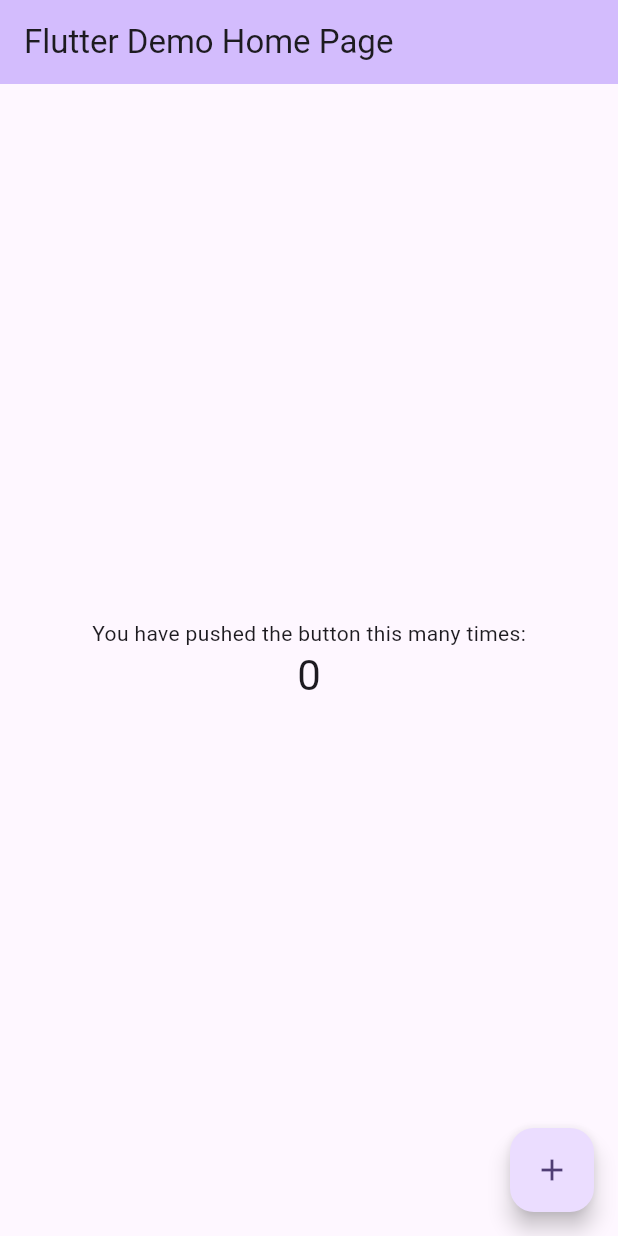
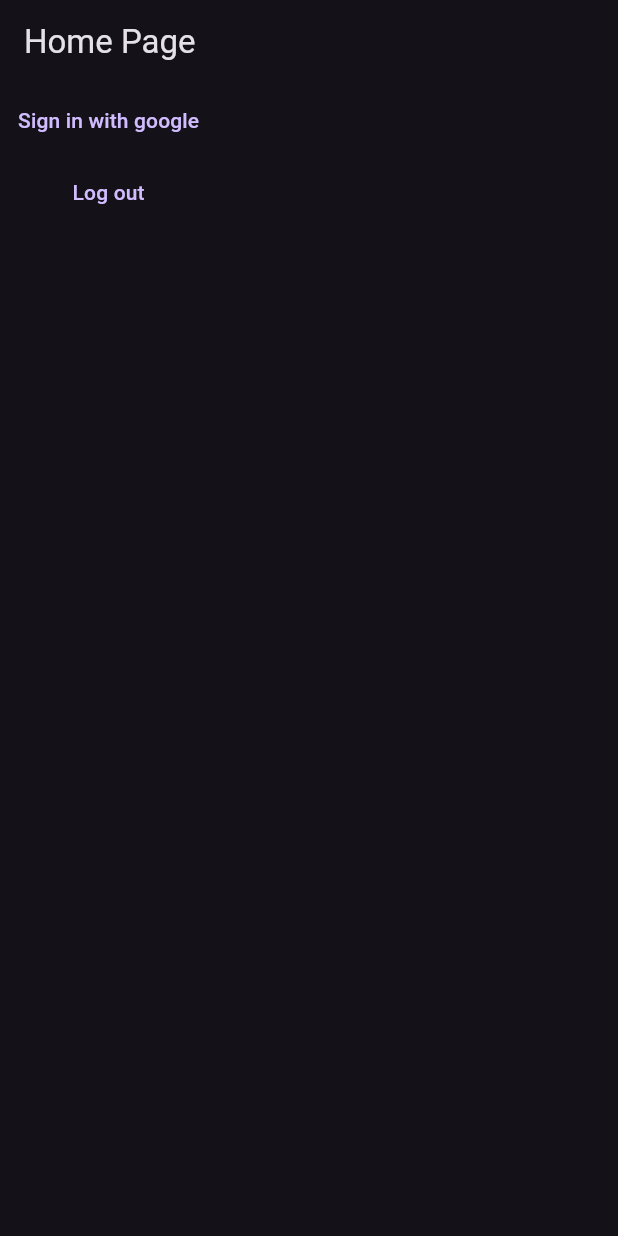
Before and after one commit to AyanDas-99/Instagram-clone, a Flutter app: the screen it shows after launch, on a phone screen of 412 x 824 dp. Run offline on Flutter 3.47's test engine with Material 2 defaults, Android fonts, the phone set to English and light mode, and no system bars; our stand-ins replace firebase_auth, firebase_core, google_sign_in, hooks_riverpod; accounts and stored records are empty.

Commit message:
auth done, working on storing the data in firestore

```diff
--- a/lib/main.dart
+++ b/lib/main.dart
@@ -1,6 +1,14 @@
 import 'package:flutter/material.dart';
+import 'package:firebase_core/firebase_core.dart';
+import 'package:flutter/services.dart';
+import 'package:instagram_clone/state/auth/backend/authenticator.dart';
+import 'firebase_options.dart';
 
-void main() {
+void main() async {
+  WidgetsFlutterBinding.ensureInitialized();
+  await Firebase.initializeApp(
+    options: DefaultFirebaseOptions.currentPlatform,
+  );
   runApp(const MyApp());
 }
 
@@ -11,115 +19,41 @@ class MyApp extends StatelessWidget {
   @override
   Widget build(BuildContext context) {
     return MaterialApp(
+      debugShowCheckedModeBanner: false,
       title: 'Flutter Demo',
       theme: ThemeData(
-        // This is the theme of your application.
-        //
-        // TRY THIS: Try running your application with "flutter run". You'll see
-        // the application has a blue toolbar. Then, without quitting the app,
-        // try changing the seedColor in the colorScheme below to Colors.green
-        // and then invoke "hot reload" (save your changes or press the "hot
-        // reload" button in a Flutter-supported IDE, or press "r" if you used
-        // the command line to start the app).
-        //
-        // Notice that the counter didn't reset back to zero; the application
-        // state is not lost during the reload. To reset the state, use hot
-        // restart instead.
-        //
-        // This works for code too, not just values: Most code changes can be
-        // tested with just a hot reload.
-        colorScheme: ColorScheme.fromSeed(seedColor: Colors.deepPurple),
-        useMaterial3: true,
-      ),
-      home: const MyHomePage(title: 'Flutter Demo Home Page'),
+          useMaterial3: true,
+          brightness: Brightness.dark,
+          primarySwatch: Colors.blueGrey,
+          indicatorColor: Colors.blueGrey),
+      home: const Home(),
     );
   }
 }
 
-class MyHomePage extends StatefulWidget {
-  const MyHomePage({super.key, required this.title});
-
-  // This widget is the home page of your application. It is stateful, meaning
-  // that it has a State object (defined below) that contains fields that affect
-  // how it looks.
-
-  // This class is the configuration for the state. It holds the values (in this
-  // case the title) provided by the parent (in this case the App widget) and
-  // used by the build method of the State. Fields in a Widget subclass are
-  // always marked "final".
-
-  final String title;
-
-  @override
-  State<MyHomePage> createState() => _MyHomePageState();
-}
-
-class _MyHomePageState extends State<MyHomePage> {
-  int _counter = 0;
-
-  void _incrementCounter() {
-    setState(() {
-      // This call to setState tells the Flutter framework that something has
-      // changed in this State, which causes it to rerun the build method below
-      // so that the display can reflect the updated values. If we changed
-      // _counter without calling setState(), then the build method would not be
-      // called again, and so nothing would appear to happen.
-      _counter++;
-    });
-  }
-
+class Home extends StatelessWidget {
+  const Home({super.key});
   @override
   Widget build(BuildContext context) {
-    // This method is rerun every time setState is called, for instance as done
-    // by the _incrementCounter method above.
-    //
-    // The Flutter framework has been optimized to make rerunning build methods
-    // fast, so that you can just rebuild anything that needs updating rather
-    // than having to individually change instances of widgets.
     return Scaffold(
       appBar: AppBar(
-        // TRY THIS: Try changing the color here to a specific color (to
-        // Colors.amber, perhaps?) and trigger a hot reload to see the AppBar
-        // change color while the other colors stay the same.
-        backgroundColor: Theme.of(context).colorScheme.inversePrimary,
-        // Here we take the value from the MyHomePage object that was created by
-        // the App.build method, and use it to set our appbar title.
-        title: Text(widget.title),
+        title: const Text('Home Page'),
       ),
-      body: Center(
-        // Center is a layout widget. It takes a single child and positions it
-        // in the middle of the parent.
-        child: Column(
-          // Column is also a layout widget. It takes a list of children and
-          // arranges them vertically. By default, it sizes itself to fit its
-          // children horizontally, and tries to be as tall as its parent.
-          //
-          // Column has various properties to control how it sizes itself and
-          // how it positions its children. Here we use mainAxisAlignment to
-          // center the children vertically; the main axis here is the vertical
-          // axis because Columns are vertical (the cross axis would be
-          // horizontal).
-          //
-          // TRY THIS: Invoke "debug painting" (choose the "Toggle Debug Paint"
-          // action in the IDE, or press "p" in the console), to see the
-          // wireframe for each widget.
-          mainAxisAlignment: MainAxisAlignment.center,
-          children: <Widget>[
-            const Text(
-              'You have pushed the button this many times:',
-            ),
-            Text(
-              '$_counter',
-              style: Theme.of(context).textTheme.headlineMedium,
-            ),
-          ],
-        ),
+      body: Column(
+        children: [
+          TextButton(
+              onPressed: () async {
+                final result = await Authenticator().loginWithGoogle();
+                print(result);
+              },
+              child: Text('Sign in with google')),
+          TextButton(
+              onPressed: () async {
+                await Authenticator().logOut();
+              },
+              child: Text('Log out')),
+        ],
       ),
-      floatingActionButton: FloatingActionButton(
-        onPressed: _incrementCounter,
-        tooltip: 'Increment',
-        child: const Icon(Icons.add),
-      ), // This trailing comma makes auto-formatting nicer for build methods.
     );
   }
 }
--- /dev/null
+++ b/lib/state/auth/backend/authenticator.dart
@@ -0,0 +1,69 @@
+import 'package:firebase_auth/firebase_auth.dart';
+import 'package:google_sign_in/google_sign_in.dart';
+import 'package:instagram_clone/state/auth/constants/constants.dart';
+import 'package:instagram_clone/state/auth/models/auth_results.dart';
+import 'package:instagram_clone/state/auth/posts/typedef/user_id.dart';
+
+class Authenticator {
+  const Authenticator();
+  UserId? get userId => FirebaseAuth.instance.currentUser?.uid;
+
+  bool get isAlreadyLoggedIn => userId != null;
+
+  String get displayName =>
+      FirebaseAuth.instance.currentUser?.displayName ?? '';
+
+  String? get email => FirebaseAuth.instance.currentUser?.email;
+
+  Future<void> logOut() async {
+    await FirebaseAuth.instance.signOut();
+    await GoogleSignIn().signOut();
+  }
+
+  // Future<AuthResult> loginWithFacebook() async {
+  //   final loginResult = await FacebookAuth.instance.login();
+  //   final token = loginResult.accessToken?.token;
+  //   if (token == null) {
+  //     return AuthResult.aborted;
+  //   }
+  //   final oauthCredentials = FacebookAuthProvider.credential(token);
+  //   try {
+  //     await FirebaseAuth.instance.signInWithCredential(oauthCredentials);
+  //     return AuthResult.success;
+  //   } on FirebaseAuthException catch (e) {
+  //     final email = e.email;
+  //     final credential = e.credential;
+  //     if (e.code == Constants.accountExistsWithDifferentCredentials &&
+  //         email != null &&
+  //         credential != null) {
+  //       final providers =
+  //           await FirebaseAuth.instance.fetchSignInMethodsForEmail(email);
+  //       if (providers.contains(Constants.googleCom)) {
+  //         await loginWithGoogle();
+  //         FirebaseAuth.instance.currentUser?.linkWithCredential(credential);
+  //         return AuthResult.success;
+  //       }
+  //     }
+
+  //     return AuthResult.failure;
+  //   }
+  // }
+
+  Future<AuthResult> loginWithGoogle() async {
+    final GoogleSignIn googleSignIn =
+        GoogleSignIn(scopes: [Constants.emailScope]);
+    final signInAccount = await googleSignIn.signIn();
+    if (signInAccount == null) {
+      return AuthResult.aborted;
+    }
+    final googleAuth = await signInAccount.authentication;
+    final oAuthCredential = GoogleAuthProvider.credential(
+        idToken: googleAuth.idToken, accessToken: googleAuth.idToken);
+    try {
+      await FirebaseAuth.instance.signInWithCredential(oAuthCredential);
+      return AuthResult.success;
+    } catch (e) {
+      return AuthResult.failure;
+    }
+  }
+}
--- /dev/null
+++ b/lib/state/auth/constants/constants.dart
@@ -0,0 +1,13 @@
+import 'package:flutter/foundation.dart' show immutable;
+
+@immutable
+class Constants {
+  // Static can be accessed without class instances
+  static const accountExistsWithDifferentCredentials =
+      'account-exists-with-different-credentials';
+  static const googleCom = 'google.com';
+  static const emailScope = 'email';
+  // This is a private constructor
+  // Meaning instances of this class cannot be created
+  const Constants._();
+}
--- /dev/null
+++ b/lib/state/auth/models/auth_results.dart
@@ -0,0 +1,5 @@
+enum AuthResult {
+  aborted,
+  success,
+  failure,
+}
--- /dev/null
+++ b/lib/state/auth/posts/typedef/user_id.dart
@@ -0,0 +1 @@
+typedef UserId = String;
```
Also changed, not shown: lib/state/auth/models/auth_state.dart (added, +34 -0 lines), lib/state/auth/notifiers/auth_state_notifier.dart (added, +31 -0 lines), lib/state/constants/firebase_field_names.dart (added, +14 -0 lines), lib/state/user_info/models/user_info_payload.dart (added, +19 -0 lines), pubspec.yaml (+19 -0 lines), lib/firebase_options.dart (added), pubspec.lock, 8 other files.
